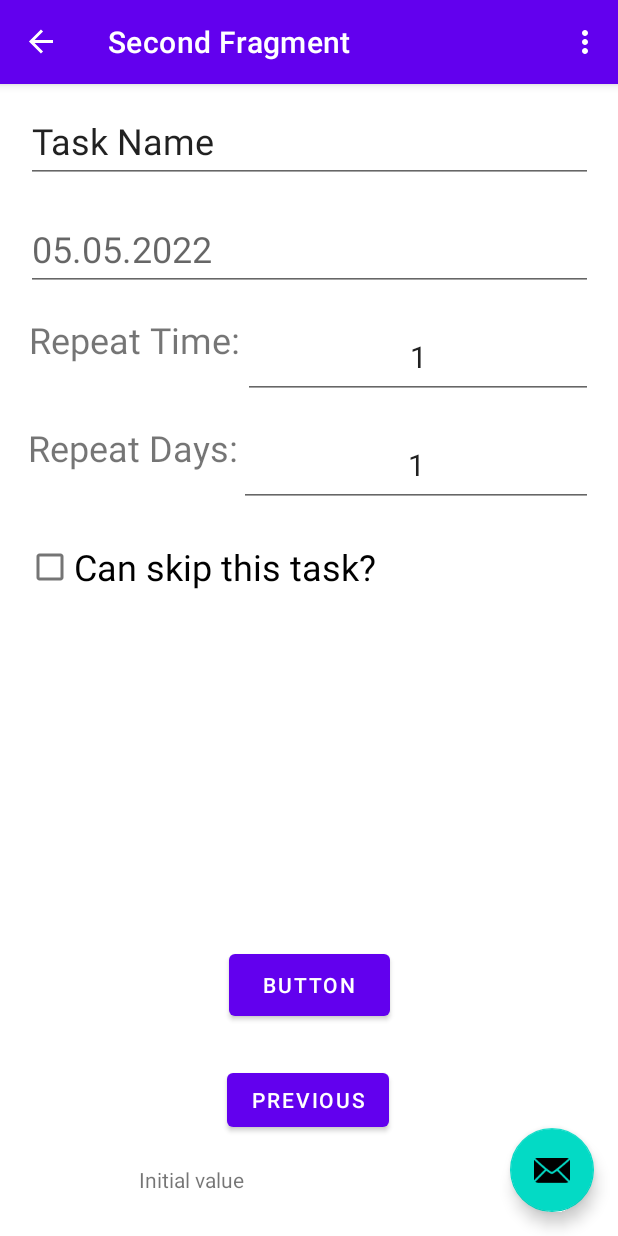
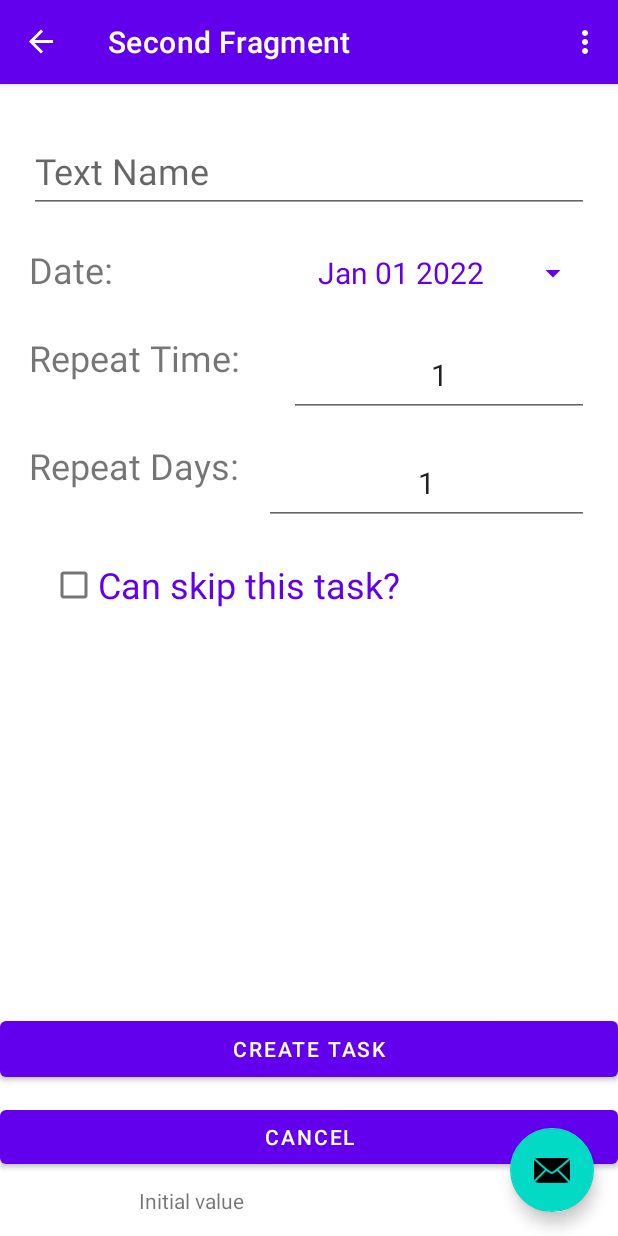
Before and after one commit to MrDoctor-666/TaskTrackerApp, an Android app: the SecondFragment screen opened through its navigation route, on a phone screen of 412 x 824 dp. Run offline under Robolectric (Android 15) with nearby library versions, the phone set to English and light mode, and no system bars; our stand-ins replace navigation-ui; network calls fail.

Commit message:
add task with date

```diff
--- a/AndroidApp/app/src/main/java/com/example/testapplication2/FirstFragment.kt
+++ b/AndroidApp/app/src/main/java/com/example/testapplication2/FirstFragment.kt
@@ -1,6 +1,5 @@
 package com.example.testapplication2
 
-import android.os.Build
 import android.os.Bundle
 import android.view.LayoutInflater
 import android.view.View
@@ -32,8 +31,6 @@ class FirstFragment : Fragment() {
     // onDestroyView.
     private val binding get() = _binding!!
 
-    private val testStr = "[{\"initialTask\":{\"thisTaskid\":\"217884b8-a526-4664-9d76-f7162ee1aca1\",\"taskName\":\"TestFromProgram1\",\"endDate\":\"2022-04-01\",\"repeat\":3,\"canSkip\":true,\"repeatDays\":2,\"tag\":null,\"color\":0,\"note\":null},\"thisTaskID\":\"c2\",\"date\":\"2022-04-08\",\"nextTaskID\":\"fc709856-6096-4af1-813d-bd85749caa39\",\"previousTaskID\":null}, {\"initialTask\":{\"thisTaskid\":\"217884b8-a526-4664-9d76-f7162ee1aca1\",\"taskName\":\"TestFromProgram1\",\"endDate\":\"2022-04-01\",\"repeat\":3,\"canSkip\":true,\"repeatDays\":2,\"tag\":null,\"color\":0,\"note\":null},\"thisTaskID\":\"cf2f8239-f251-47c6-beb9-2a495ba39b72\",\"date\":\"2022-04-01\",\"nextTaskID\":\"fc709856-6096-4af1-813d-bd85749caa39\",\"previousTaskID\":null}]"
-
     override fun onCreateView(
         inflater: LayoutInflater, container: ViewGroup?,
         savedInstanceState: Bundle?
@@ -54,8 +51,6 @@ class FirstFragment : Fragment() {
             //eventDetails = Bundle();
             //eventDetails.putString("my_message", "Clicked that button");
             //analytics.logEvent("test_button_click", eventDetails);
-
-            binding.checkBoxFirst.isChecked = true
             findNavController().navigate(R.id.action_FirstFragment_to_SecondFragment)
         }
 
@@ -72,15 +67,19 @@ class FirstFragment : Fragment() {
             model.makeAllTaskGetRequest()
         }
 
-        tasksDisplay(testStr)
+        tasksDisplay("")
     }
 
     private fun tasksDisplay(tasksString: String){
-
         if (!JSONCreator().checkIfJSON(tasksString)) return
 
         binding.parentLayout.removeAllViews()
         val lc = LayoutCreator(this.requireContext())
+
+        if (tasksString.isEmpty() || tasksString.isBlank()){
+            binding.parentLayout.addView(lc.createEmptyDayLayout(LocalDate.now().toString()))
+            return
+        }
 
         val a = JSONCreator().parseListTasksJSON(tasksString) //all tasks
         var curDate = LocalDate.parse(a[0].date)
--- a/AndroidApp/app/src/main/java/com/example/testapplication2/JSONCreator.kt
+++ b/AndroidApp/app/src/main/java/com/example/testapplication2/JSONCreator.kt
@@ -2,8 +2,6 @@ package com.example.testapplication2
 
 import org.json.JSONArray
 import org.json.JSONObject
-import org.json.JSONTokener
-import java.time.LocalDate
 
 class JSONCreator {
 
@@ -37,7 +35,7 @@ class JSONCreator {
         return "{\n" +
                 "  \"id\": 1,\n" +
                 "  \"taskName\": \"$taskName\",\n" +
-                "  \"endDate\": \"${LocalDate.now()}\",\n" +
+                "  \"endDate\": \"$endDate\",\n" +
                 "  \"repeat\": $repeat,\n" +
                 "  \"canSkip\": $canSkip,\n" +
                 "  \"repeatDays\": $repeatDays\n" +
@@ -71,7 +69,7 @@ class JSONCreator {
 
     fun checkIfJSON(jsonString: String) : Boolean {
         try {
-            val jsonObj = JSONArray(jsonString)
+            JSONArray(jsonString)
         } catch (e: Exception){
             return false
         }
@@ -86,5 +84,4 @@ class Task(
     val date: String,
     val nextTaskID : String?,
     val prevTaskID : String?
-){
-}
+)
--- a/AndroidApp/app/src/main/java/com/example/testapplication2/MainActivity.kt
+++ b/AndroidApp/app/src/main/java/com/example/testapplication2/MainActivity.kt
@@ -1,5 +1,6 @@
 package com.example.testapplication2
 
+import android.app.DatePickerDialog
 import android.os.Bundle
 import android.view.Menu
 import android.view.MenuItem
--- a/AndroidApp/app/src/main/java/com/example/testapplication2/SecondFragment.kt
+++ b/AndroidApp/app/src/main/java/com/example/testapplication2/SecondFragment.kt
@@ -1,5 +1,6 @@
 package com.example.testapplication2
 
+import android.app.DatePickerDialog
 import android.os.Bundle
 import androidx.fragment.app.Fragment
 import android.view.LayoutInflater
@@ -11,6 +12,8 @@ import androidx.lifecycle.Observer
 import androidx.lifecycle.ViewModelProvider
 import androidx.navigation.fragment.findNavController
 import com.example.testapplication2.databinding.FragmentSecondBinding
+import java.time.LocalDate
+import java.util.*
 
 /**
  * A simple [Fragment] subclass as the second destination in the navigation.
@@ -23,6 +26,8 @@ class SecondFragment : Fragment() {
     private lateinit var resultsTextView : TextView
     private lateinit var buttonForData: Button
     private lateinit var model: TaskViewModel
+    private lateinit var date: DatePickerDialog
+    private var localDate = LocalDate.now()
     // This property is only valid between onCreateView and
     // onDestroyView.
     private val binding get() = _binding!!
@@ -34,7 +39,6 @@ class SecondFragment : Fragment() {
 
         _binding = FragmentSecondBinding.inflate(inflater, container, false)
         return binding.root
-
     }
 
     override fun onViewCreated(view: View, savedInstanceState: Bundle?) {
@@ -55,12 +59,32 @@ class SecondFragment : Fragment() {
         binding.buttonSave.setOnClickListener {
             model.makePostRequest(JSONCreator().create(
                 binding.editTextTaskName.text.toString(),
-                binding.editEndDate.text.toString(),
+                localDate.toString(),
                 binding.editRepeatDecimal.text.toString().toInt(),
                 binding.editRepeatDays.text.toString().toInt(),
                 binding.canSkipCheckBox.isChecked
+            ))
+            findNavController().navigate(R.id.action_SecondFragment_to_FirstFragment)
+        }
 
-            ))
+
+        val cal = Calendar.getInstance()
+        val dateSetListener = DatePickerDialog.OnDateSetListener {_, year, monthOfYear, dayOfMonth ->
+            cal.set(Calendar.YEAR, year)
+            cal.set(Calendar.MONTH, monthOfYear)
+            cal.set(Calendar.DAY_OF_MONTH, dayOfMonth)
+
+            localDate = LocalDate.of(year, monthOfYear+1, dayOfMonth)
+            binding.datePickerButton.text = localDate.toString()
+        }
+
+        binding.datePickerButton.setOnClickListener{
+            DatePickerDialog(this.requireContext(),
+                dateSetListener,
+                cal.get(Calendar.YEAR),
+                cal.get(Calendar.MONTH),
+                cal.get(Calendar.DAY_OF_MONTH)
+            ).show()
         }
     }
 
--- a/AndroidApp/app/src/main/res/layout/fragment_second.xml
+++ b/AndroidApp/app/src/main/res/layout/fragment_second.xml
@@ -10,45 +10,43 @@
         android:id="@+id/textview_second"
         android:layout_width="226dp"
         android:layout_height="30dp"
-        android:layout_marginTop="17dp"
-        android:layout_marginBottom="16dp"
         app:layout_constraintBottom_toBottomOf="parent"
         app:layout_constraintEnd_toEndOf="parent"
         app:layout_constraintHorizontal_bias="0.497"
         app:layout_constraintStart_toStartOf="parent"
-        app:layout_constraintTop_toBottomOf="@+id/button_second" />
+        app:layout_constraintTop_toBottomOf="@+id/button_second"
+        app:layout_constraintVertical_bias="0.708" />
 
     <Button
         android:id="@+id/button_second"
-        android:layout_width="wrap_content"
+        android:layout_width="0dp"
         android:layout_height="wrap_content"
-        android:text="@string/previous"
+        android:text="Cancel"
         app:layout_constraintBottom_toBottomOf="parent"
         app:layout_constraintEnd_toEndOf="parent"
-        app:layout_constraintHorizontal_bias="0.498"
+        app:layout_constraintHorizontal_bias="0.0"
         app:layout_constraintStart_toStartOf="parent"
         app:layout_constraintTop_toTopOf="parent"
-        app:layout_constraintVertical_bias="0.907" />
+        app:layout_constraintVertical_bias="0.942" />
 
     <Button
         android:id="@+id/button_save"
-        android:layout_width="107dp"
-        android:layout_height="53dp"
-        android:layout_marginStart="161dp"
-        android:layout_marginEnd="156dp"
-        android:layout_marginBottom="20dp"
-        android:text="Button"
+        android:layout_width="0dp"
+        android:layout_height="49dp"
+        android:layout_marginBottom="10dp"
+        android:text="Create Task"
         app:layout_constraintBottom_toTopOf="@+id/button_second"
         app:layout_constraintEnd_toEndOf="parent"
-        app:layout_constraintHorizontal_bias="0.692"
+        app:layout_constraintHorizontal_bias="1.0"
         app:layout_constraintStart_toStartOf="parent"
         app:layout_constraintTop_toTopOf="parent"
-        app:layout_constraintVertical_bias="0.99" />
+        app:layout_constraintVertical_bias="1.0" />
 
     <ScrollView
         android:id="@+id/scrollView3"
-        android:layout_width="410dp"
-        android:layout_height="500dp"
+        android:layout_width="405dp"
+        android:layout_height="529dp"
+        android:layout_marginTop="20dp"
         app:layout_constraintBottom_toTopOf="@+id/button_save"
         app:layout_constraintEnd_toEndOf="parent"
         app:layout_constraintStart_toStartOf="parent"
@@ -58,7 +56,7 @@
         <LinearLayout
             android:layout_width="match_parent"
             android:layout_height="wrap_content"
-            android:orientation="vertical" >
+            android:orientation="vertical">
 
             <EditText
                 android:id="@+id/editTextTaskName"
@@ -68,20 +66,8 @@
                 android:layout_marginTop="10dp"
                 android:layout_marginEnd="16dp"
                 android:ems="10"
+                android:hint="Text Name"
                 android:inputType="textPersonName"
-                android:text="Task Name"
-                android:textSize="24sp" />
-
-            <EditText
-                android:id="@+id/editEndDate"
-                android:layout_width="match_parent"
-                android:layout_height="56dp"
-                android:layout_marginStart="16dp"
-                android:layout_marginTop="16dp"
-                android:layout_marginEnd="16dp"
-                android:ems="10"
-                android:hint="05.05.2022"
-                android:inputType="date"
                 android:textSize="24sp" />
 
             <LinearLayout
@@ -90,19 +76,47 @@
                 android:orientation="horizontal">
 
                 <TextView
+                    android:id="@+id/textView3"
+                    android:layout_width="208dp"
+                    android:layout_height="wrap_content"
+                    android:layout_marginStart="16dp"
+                    android:layout_marginTop="16dp"
+                    android:layout_weight="1"
+                    android:text="Date:"
+                    android:textSize="24sp" />
+
+                <Button
+                    android:id="@+id/datePickerButton"
+                    style="?android:spinnerStyle"
+                    android:layout_width="250dp"
+                    android:layout_height="wrap_content"
+                    android:layout_marginTop="16dp"
+                    android:layout_marginEnd="16dp"
+                    android:text="Jan 01 2022"
+                    android:textAlignment="center"
+                    android:textColor="@color/purple_500"
+                    android:textSize="20sp" />
+            </LinearLayout>
+
+            <LinearLayout
+                android:layout_width="match_parent"
+                android:layout_height="match_parent"
+                android:orientation="horizontal">
+
+                <TextView
                     android:id="@+id/textView"
-                    android:layout_width="wrap_content"
+                    android:layout_width="156dp"
                     android:layout_height="match_parent"
                     android:layout_marginStart="16dp"
                     android:layout_marginTop="16dp"
                     android:layout_weight="1"
                     android:text="Repeat Time:"
-                    android:textAlignment="center"
+                    android:textAlignment="textStart"
                     android:textSize="24sp" />
 
                 <EditText
                     android:id="@+id/editRepeatDecimal"
-                    android:layout_width="wrap_content"
+                    android:layout_width="200dp"
                     android:layout_height="56dp"
                     android:layout_marginTop="16dp"
                     android:layout_marginEnd="16dp"
@@ -129,12 +143,12 @@
                     android:layout_marginTop="16dp"
                     android:layout_weight="1"
                     android:text="Repeat Days:"
-                    android:textAlignment="center"
+                    android:textAlignment="textStart"
                     android:textSize="24sp" />
 
                 <EditText
                     android:id="@+id/editRepeatDays"
-                    android:layout_width="wrap_content"
+                    android:layout_width="200dp"
                     android:layout_height="56dp"
                     android:layout_marginTop="16dp"
                     android:layout_marginEnd="16dp"
@@ -151,11 +165,12 @@
                 android:id="@+id/canSkipCheckBox"
                 android:layout_width="match_parent"
                 android:layout_height="wrap_content"
-                android:layout_marginStart="16dp"
+                android:layout_marginStart="30dp"
                 android:layout_marginTop="16dp"
-                android:layout_marginEnd="16dp"
+                android:layout_marginEnd="30dp"
                 android:text="Can skip this task?"
                 android:textAlignment="viewStart"
+                android:textColor="@color/purple_500"
                 android:textSize="24sp" />
 
         </LinearLayout>
--- a/demo/build.gradle.kts
+++ b/demo/build.gradle.kts
@@ -16,13 +16,13 @@ repositories {
 }
 
 dependencies {
-	implementation("org.springframework.boot:spring-boot-starter-data-jdbc")
-	implementation("org.springframework.boot:spring-boot-starter-web")
+	implementation("org.springframework.boot:spring-boot-starter-data-jdbc:2.6.7")
+	implementation("org.springframework.boot:spring-boot-starter-web:2.6.7")
 	implementation("com.fasterxml.jackson.module:jackson-module-kotlin")
 	implementation("org.jetbrains.kotlin:kotlin-reflect")
 	implementation("org.jetbrains.kotlin:kotlin-stdlib-jdk8")
 	runtimeOnly("com.h2database:h2")
-	testImplementation("org.springframework.boot:spring-boot-starter-test")
+	testImplementation("org.springframework.boot:spring-boot-starter-test:2.6.7")
 }
 
 tasks.withType<KotlinCompile> {
```
Also changed, not shown: AndroidApp/app/src/main/res/layout/fragment_first.xml (+5 -18 lines).
